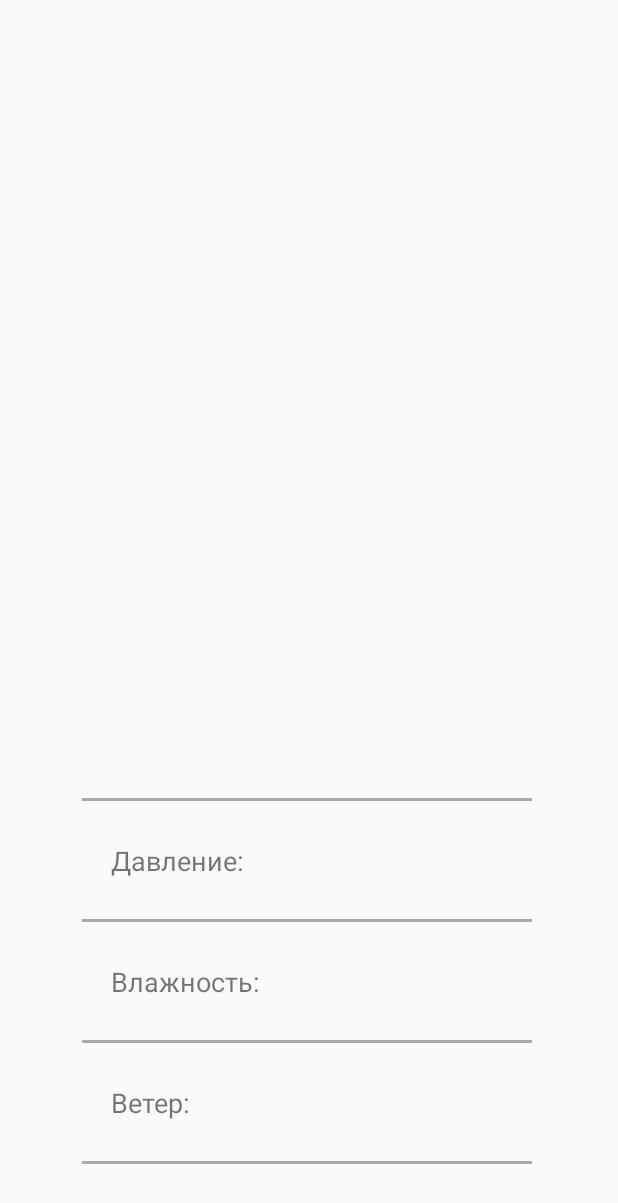
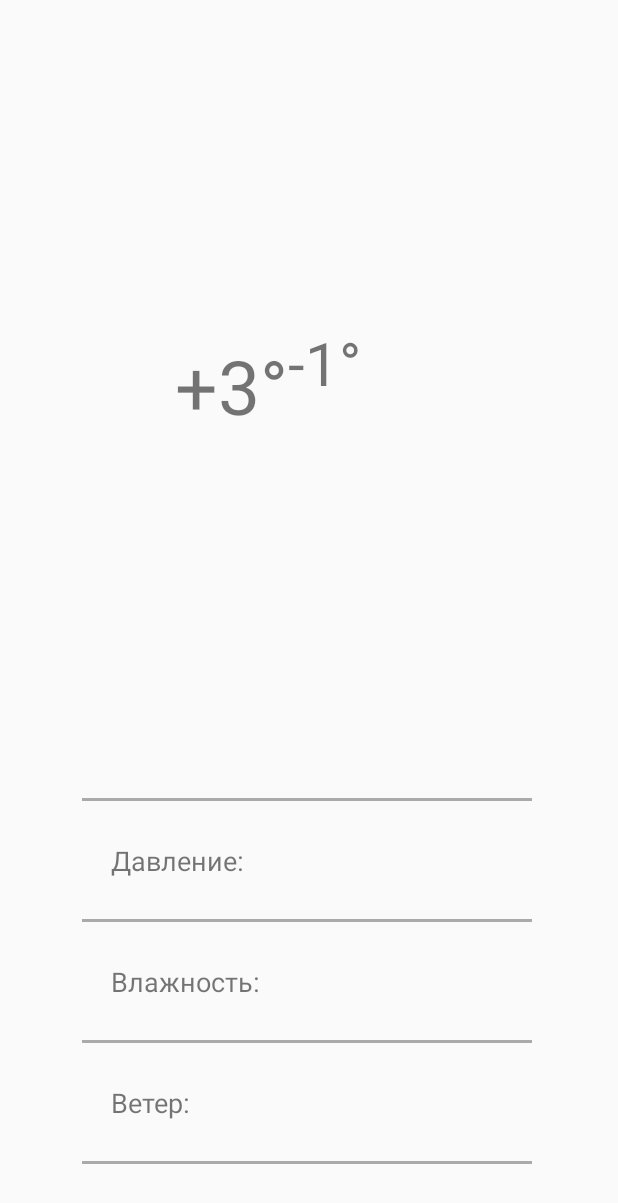
Before and after one commit to Leeeeerich/WeatherForever, an Android app: the layout fragment_today.xml on its own in the app's theme, with its tools: preview values and no code run, on a phone screen of 412 x 824 dp. Shown: the top 1203 px of the screen. Run offline under Robolectric (Android 15) with nearby library versions, the phone set to English and light mode, and no system bars.

```diff
--- a/app/src/main/java/com/guralnya/weatherforever/utils/Constants.java
+++ b/app/src/main/java/com/guralnya/weatherforever/utils/Constants.java
@@ -7,5 +7,8 @@ public class Constants {
     public static final String TIME_STAMP = "mTimeStamp";
     public static final String DEGREE = "\u00B0";
 
-    public static final String DAILY_FORECAST = "dailyForecast";
+    public static final String DAILY_FORECAST = "dailyForecastFragment";
+    public static final String SETTINGS_FRAGMENT = "settingsFragment";
+    public static final String WEEK_FORECAST_FRAGMENT = "weekForecastFragment";
+    public static final String TODAY_FORECAST_FRAGMENT = "todayForecastFragment";
 }
--- a/app/src/main/java/com/guralnya/weatherforever/view/fragments/DailyFragment.java
+++ b/app/src/main/java/com/guralnya/weatherforever/view/fragments/DailyFragment.java
@@ -58,7 +58,7 @@ public class DailyFragment extends Fragment {
                 .equalTo(TIME_STAMP, timeStamp)
                 .findFirst();
 
-        SimpleDateFormat dataFormat = new SimpleDateFormat("EEEE', 'dd MMMM", Locale.getDefault());
+        SimpleDateFormat dataFormat = new SimpleDateFormat("EE', 'dd MMMM", Locale.getDefault());
         getActivity().setTitle(dataFormat.format(weatherDayRealm.getTimeStamp() * 1000));
 
         tvMinTemp.setText(Tools.setPositiveSymbol(weatherDayRealm.getMinTemperature()));
--- a/app/src/main/res/layout/fragment_today.xml
+++ b/app/src/main/res/layout/fragment_today.xml
@@ -23,11 +23,11 @@
         android:layout_width="wrap_content"
         android:layout_height="wrap_content"
         android:layout_marginStart="8dp"
-        android:layout_marginEnd="8dp"
+        android:text="+3°"
         android:textSize="50sp"
         app:layout_constraintBottom_toTopOf="@+id/guideline4"
-        app:layout_constraintEnd_toEndOf="parent"
-        app:layout_constraintHorizontal_bias="0.43"
+        app:layout_constraintEnd_toStartOf="@+id/guideline5"
+        app:layout_constraintHorizontal_bias="1.0"
         app:layout_constraintStart_toStartOf="parent"
         app:layout_constraintTop_toBottomOf="@+id/imWeather" />
 
@@ -36,11 +36,12 @@
         android:layout_width="wrap_content"
         android:layout_height="55dp"
         android:layout_marginEnd="8dp"
+        android:text="-1°"
         android:textSize="40sp"
         app:layout_constraintBottom_toTopOf="@+id/guideline4"
         app:layout_constraintEnd_toEndOf="parent"
-        app:layout_constraintHorizontal_bias="0.076"
-        app:layout_constraintStart_toEndOf="@+id/tvTempMax" />
+        app:layout_constraintHorizontal_bias="0.0"
+        app:layout_constraintStart_toStartOf="@+id/guideline5" />
 
     <TextView
         android:id="@+id/textView4"
@@ -189,5 +190,12 @@
         android:orientation="horizontal"
         app:layout_constraintGuide_begin="270dp" />
 
+    <android.support.constraint.Guideline
+        android:id="@+id/guideline5"
+        android:layout_width="wrap_content"
+        android:layout_height="wrap_content"
+        android:orientation="vertical"
+        app:layout_constraintGuide_begin="192dp" />
+
 
 </android.support.constraint.ConstraintLayout>
--- a/app/src/main/res/values/strings.xml
+++ b/app/src/main/res/values/strings.xml
@@ -15,6 +15,7 @@
     <string name="update_only_wifi">Обновлять только по Wi-Fi</string>
     <string name="update_at_startup">Обновлять при старте</string>
     <string name="ask_when_leaving">Спрашивать при входе</string>
+    <string name="set_city">Выберите город</string>
 
     <string name="pressure">Давление:</string>
     <string name="humidity">Влажность:</string>
@@ -23,4 +24,5 @@
     <string name="mm">мм</string>
     <string name="percent">%</string>
     <string name="wind_speed"> м/сек</string>
+
 </resources>
```
Also changed, not shown: app/src/main/java/com/guralnya/weatherforever/utils/SettingsManager.java (added, +50 -0 lines), app/src/main/java/com/guralnya/weatherforever/view/activities/MainActivity.java (+10 -5 lines), app/src/main/java/com/guralnya/weatherforever/view/adapters/WeekFragmentRealmAdapter.java (+6 -3 lines), app/src/main/java/com/guralnya/weatherforever/view/fragments/SettingsFragment.java (added, +67 -0 lines), app/src/main/java/com/guralnya/weatherforever/view/fragments/TodayForecastFragment.java (added, +45 -0 lines), app/src/main/res/layout/fragment_settings.xml (+7 -0 lines).
